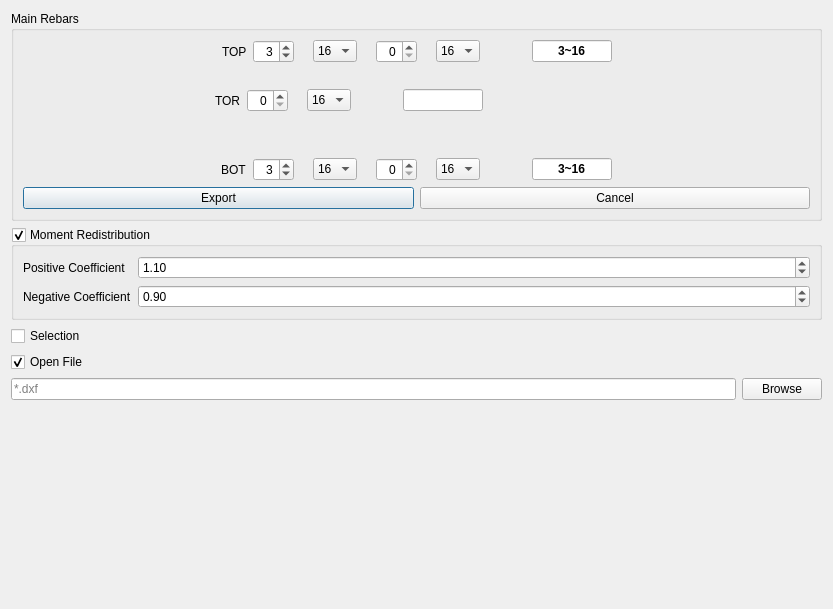
Above: widgets/import_export/export_rebar_plans_to_dxf.ui from ebrahimraeyat/civilTools before the change. Below: the same form after it.
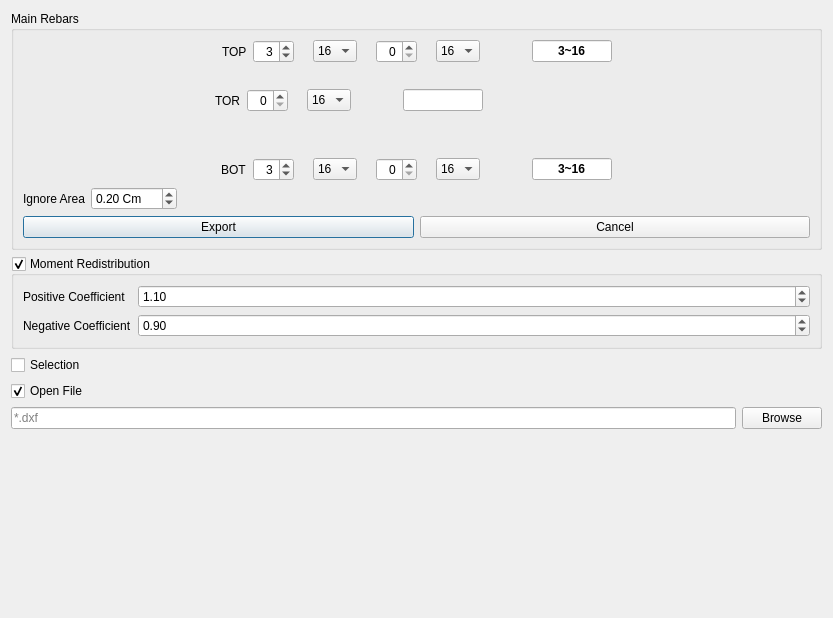
That is the form after the change. Icons and pictures are not drawn.

Commit message: Set ignore area for rebar to dwg

```diff
--- a/widgets/import_export/export_rebar_plans_to_dxf.ui
+++ b/widgets/import_export/export_rebar_plans_to_dxf.ui
@@ -7,7 +7,7 @@
     <x>0</x>
     <y>0</y>
     <width>833</width>
-    <height>609</height>
+    <height>618</height>
    </rect>
   </property>
   <property name="windowTitle">
@@ -834,6 +834,49 @@
             </item>
            </layout>
           </item>
+          <item>
+           <layout class="QHBoxLayout" name="horizontalLayout_10">
+            <item>
+             <widget class="QLabel" name="label_16">
+              <property name="text">
+               <string>Ignore Area</string>
+              </property>
+             </widget>
+            </item>
+            <item>
+             <widget class="QDoubleSpinBox" name="ignore_area">
+              <property name="suffix">
+               <string> Cm</string>
+              </property>
+              <property name="minimum">
+               <double>0.000000000000000</double>
+              </property>
+              <property name="maximum">
+               <double>100.000000000000000</double>
+              </property>
+              <property name="singleStep">
+               <double>0.100000000000000</double>
+              </property>
+              <property name="value">
+               <double>0.200000000000000</double>
+              </property>
+             </widget>
+            </item>
+            <item>
+             <spacer name="horizontalSpacer">
+              <property name="orientation">
+               <enum>Qt::Horizontal</enum>
+              </property>
+              <property name="sizeHint" stdset="0">
+               <size>
+                <width>40</width>
+                <height>20</height>
+               </size>
+              </property>
+             </spacer>
+            </item>
+           </layout>
+          </item>
          </layout>
         </item>
        </layout>
```
The commit also changes 1 other file.
